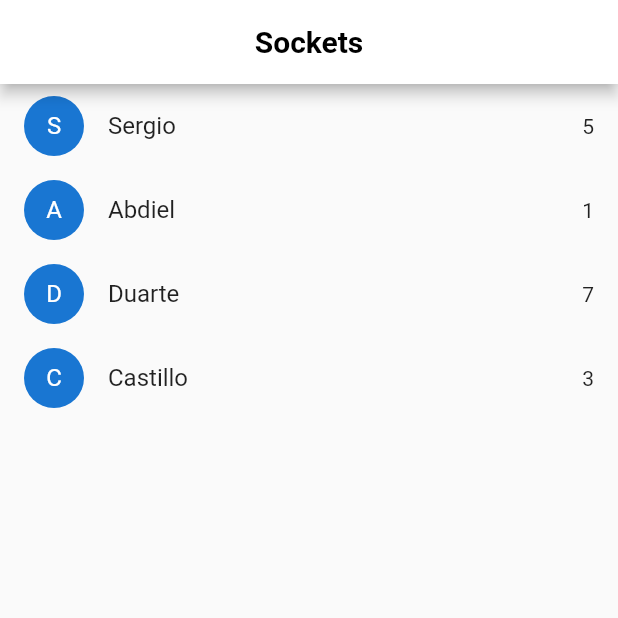
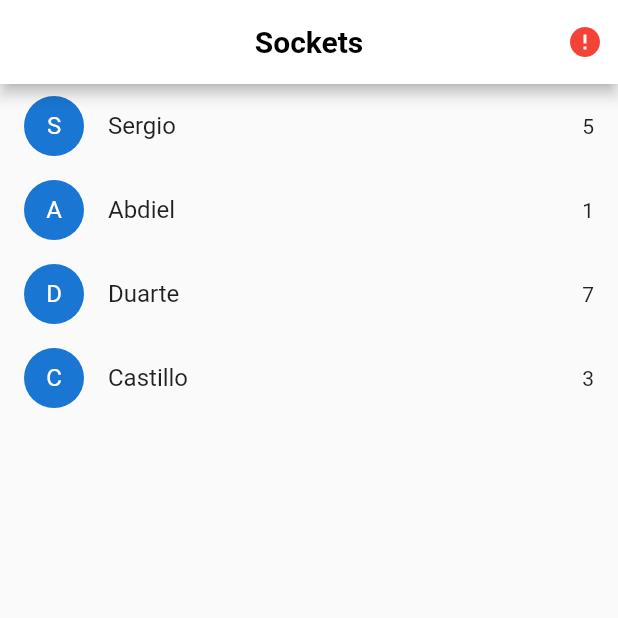
Before and after one commit to SergioK12/flutter_socket.io, a Flutter app: the HomeView screen opened by its route, on a phone screen of 412 x 824 dp, the top half of it. Run offline on Flutter 3.47's test engine with Material 2 defaults, Android fonts, the phone set to English and light mode, and no system bars; our stand-ins replace socket_io_client; network calls fail.

Commit message:
Validar online

```diff
--- a/lib/views/home_view.dart
+++ b/lib/views/home_view.dart
@@ -2,6 +2,8 @@ import 'dart:io';
 
 import 'package:flutter/cupertino.dart';
 import 'package:flutter/material.dart';
+import 'package:provider/provider.dart';
+import 'package:socket/services/socket_service.dart';
 
 import '../models/models.dart';
 
@@ -22,8 +24,22 @@ class _HomeViewState extends State<HomeView> {
 
   @override
   Widget build(BuildContext context) {
+    final socketservice = Provider.of<SocketService>(context);
     return Scaffold(
       appBar: AppBar(
+        actions: [
+          Container(
+            margin: const EdgeInsets.only(right: 10),
+            child: (socketservice.estado == ServerStatus.online )? const Icon(
+              Icons.check_circle,
+              color: Colors.green,
+            )
+            : const Icon(
+              Icons.error,
+              color: Colors.red,
+            ),
+          )
+        ],
         title: const Text(
           'Sockets',
           style: TextStyle(color: Colors.black, fontWeight: FontWeight.bold),
```
